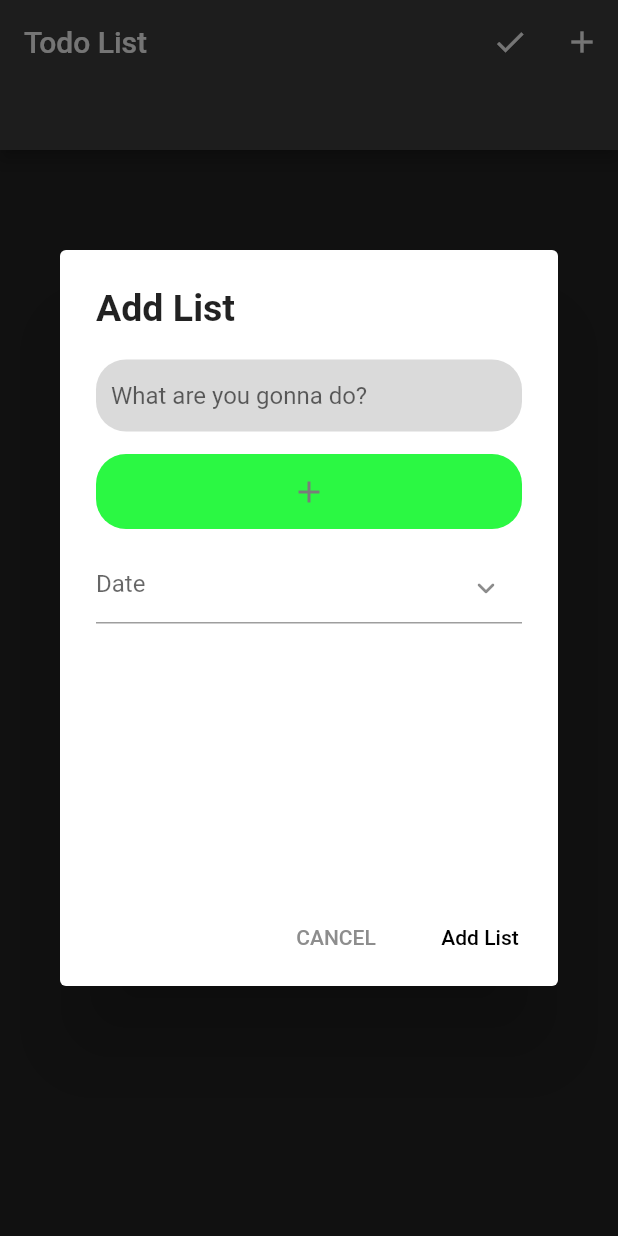
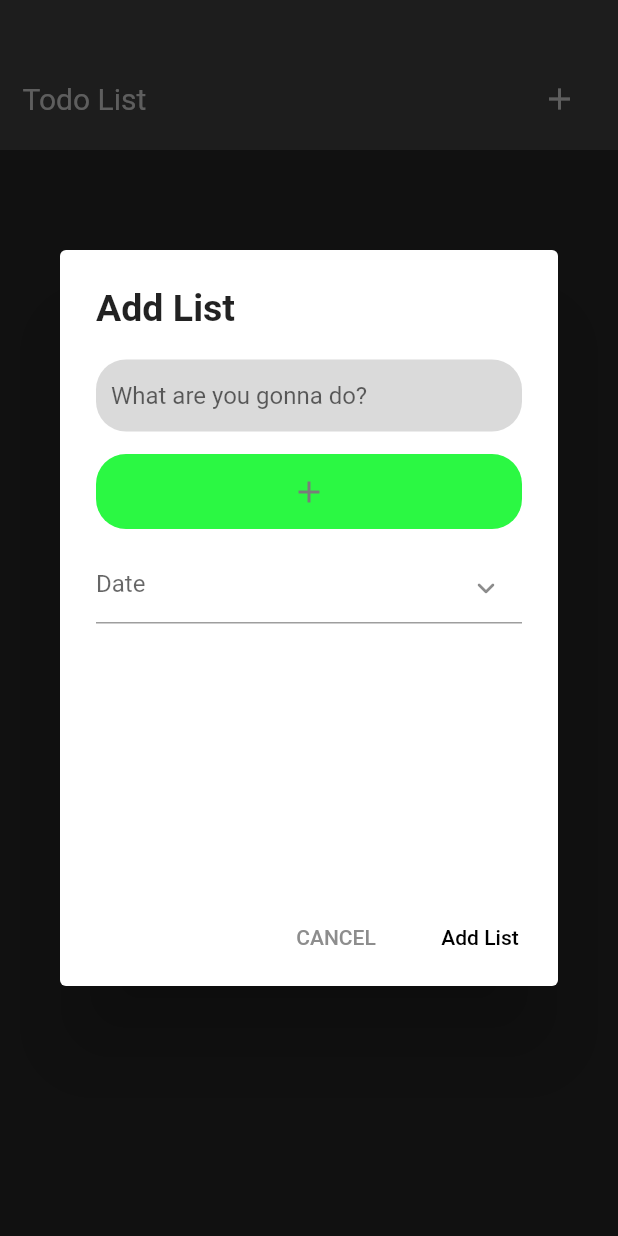
Before and after one commit to riiamri23/todofluttersqlite, a Flutter app: the screen it shows after launch, after a tap on the "add" icon, on a phone screen of 412 x 824 dp. Run offline on Flutter 3.47's test engine with Material 2 defaults, Android fonts, the phone set to English and light mode, and no system bars; drawn by our look-alikes of datetime_picker_formfield; our stand-ins replace bloc, flutter_bloc, flutter_mobx, flutter_slidable, fluttertoast, sqflite; accounts and stored records are empty.

Commit message:
update todo

```diff
--- a/lib/screens/home/home.dart
+++ b/lib/screens/home/home.dart
@@ -25,16 +25,31 @@ class _HomeScreenState extends State<HomeScreen> {
     return Scaffold(
       appBar: PreferredSize(
         preferredSize: Size.fromHeight(100.0),
-        child: AppBar(
-          backgroundColor: bgAppBarColor,
-          automaticallyImplyLeading: false,
-          title: Text("Todo List"),
-          actions: [
+        child: Container(
+          height: 120.0,
+          color: bgAppBarColor,
+          padding: EdgeInsets.symmetric(horizontal: 15,vertical: 10),
+          child: Align(
+            alignment: Alignment.bottomLeft,
+            child: Row(
+              children: [
+                Text("Todo List",
+                    style: TextStyle(
+                      fontSize: 20.0,
+                      color: textColor,
+                    )),
+                Spacer(),
+                Row(
+                  mainAxisAlignment: MainAxisAlignment.start,
+                  crossAxisAlignment: CrossAxisAlignment.start,
+                  children: [
+                    // IconButton(
+                    //   color: textColor,
+                    //   icon: Icon(Icons.check),
+                    //   onPressed: () {},
+                    // ),
                     IconButton(
-              icon: Icon(Icons.check),
-              onPressed: () {},
-            ),
-            IconButton(
+                      color: textColor,
                       icon: Icon(Icons.add),
                       onPressed: () {
                         showDialog(
@@ -47,6 +62,32 @@ class _HomeScreenState extends State<HomeScreen> {
                     )
                   ],
                 ),
+              ],
+            ),
+          ),
+        ),
+        // AppBar(
+        //   backgroundColor: bgAppBarColor,
+        //   automaticallyImplyLeading: false,
+        //   title: Text("Todo List"),
+        //   actions: [
+        //     IconButton(
+        //       icon: Icon(Icons.check),
+        //       onPressed: () {},
+        //     ),
+        //     IconButton(
+        //       icon: Icon(Icons.add),
+        //       onPressed: () {
+        //         showDialog(
+        //           context: context,
+        //           builder: (BuildContext context) {
+        //             return DialogFormTodo();
+        //           },
+        //         );
+        //       },
+        //     )
+        //   ],
+        // ),
       ),
       body: SafeArea(
         child: Container(
@@ -182,7 +223,9 @@ class _HomeScreenState extends State<HomeScreen> {
                               // return DialogDelete(
                               //   todoDetails: todoDetails,
                               // );
-                              return DialogEdit(todoDetails: todoDetails,);
+                              return DialogEdit(
+                                todoDetails: todoDetails,
+                              );
                             },
                           );
                         }),
--- a/lib/utils/constants.dart
+++ b/lib/utils/constants.dart
@@ -4,7 +4,7 @@ import 'package:flutter/painting.dart';
 
 const bgAppBarColor = Color(0xFF3F3F3F);
 const bgBodyColor = Color(0xFF242424);
-const textColor = Color(0xFFA1A1A1);
+const textColor = Color(0xFFCCCCCC);
 const textSecondaryColor = Color(0xFF8D8D8D);
 const textDarkerColor = Color(0xFF7B7B7B);
 const bgTodoContainerColor = Color(0xFF3E3E3E);
```
Lines whose indentation alone changed are shown as unchanged.
